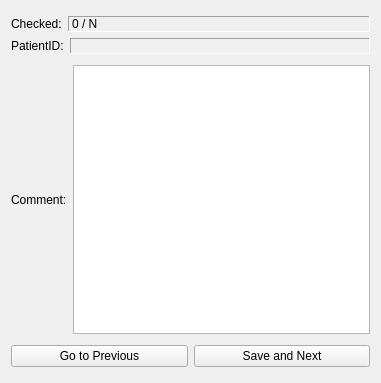
First picture: the form in SegAltReview/Resources/UI/SegAltReview.ui, repository Bdr-99/SegmentationReview, before the edit.
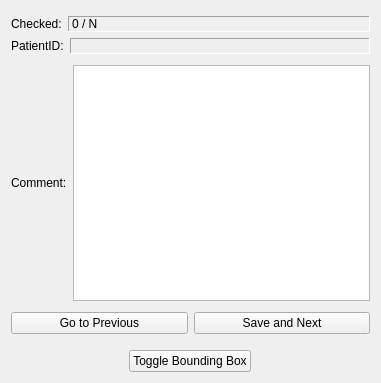
Second picture: the form after the edit. Custom widgets are drawn as their Qt base class.

Patch:
```diff
--- a/SegAltReview/Resources/UI/SegAltReview.ui
+++ b/SegAltReview/Resources/UI/SegAltReview.ui
@@ -170,11 +170,31 @@
        <property name="sizeHint" stdset="0">
         <size>
          <width>20</width>
-         <height>5</height>
+         <height>10</height>
         </size>
        </property>
       </spacer>
      </item>
+     <item>
+      <layout class="QHBoxLayout" name="BoundingBox">
+       <item>
+        <widget class="QPushButton" name="bounding">
+         <property name="sizePolicy">
+          <sizepolicy hsizetype="Maximum" vsizetype="Fixed">
+           <horstretch>0</horstretch>
+           <verstretch>0</verstretch>
+          </sizepolicy>
+         </property>
+         <property name="cursor">
+          <cursorShape>ArrowCursor</cursorShape>
+         </property>
+         <property name="text">
+          <string>Toggle Bounding Box</string>
+         </property>
+        </widget>
+       </item>
+      </layout>
+     </item>
     </layout>
    </item>
   </layout>
```
Left out of the diff: 2 changed lines with no effect on the pictures.
